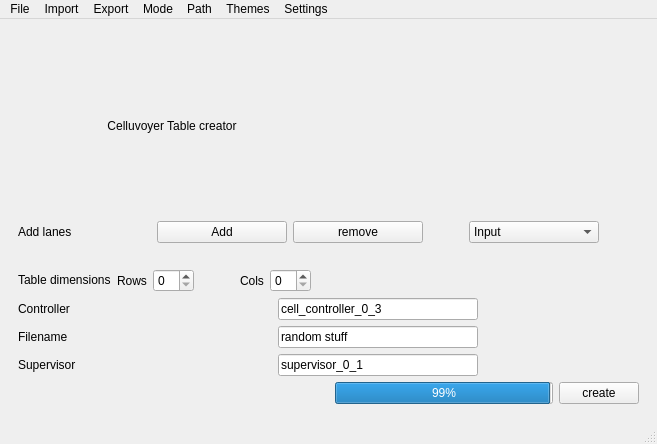
The window that ui_files/window_0_1.ui (toumi-hichem/Simulation_files) describes before a commit, drawn with Qt 5.
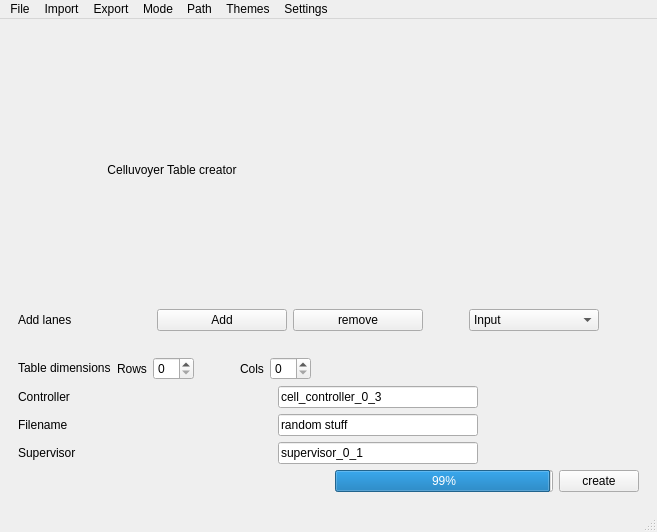
The same window after the commit. Custom widgets are drawn as their Qt base class.

Patch:
```diff
--- a/ui_files/window_0_1.ui
+++ b/ui_files/window_0_1.ui
@@ -7,7 +7,7 @@
     <x>0</x>
     <y>0</y>
     <width>657</width>
-    <height>444</height>
+    <height>532</height>
    </rect>
   </property>
   <property name="sizePolicy">
@@ -113,8 +113,57 @@
         </widget>
         <widget class="QWidget" name="preview_mode">
          <layout class="QGridLayout" name="gridLayout">
-          <item row="2" column="0">
+          <item row="0" column="0">
+           <layout class="QHBoxLayout" name="horizontalLayout_9">
+            <item>
+             <widget class="QLabel" name="label">
+              <property name="sizePolicy">
+               <sizepolicy hsizetype="Minimum" vsizetype="Expanding">
+                <horstretch>0</horstretch>
+                <verstretch>5</verstretch>
+               </sizepolicy>
+              </property>
+              <property name="minimumSize">
+               <size>
+                <width>0</width>
+                <height>150</height>
+               </size>
+              </property>
+              <property name="mouseTracking">
+               <bool>true</bool>
+              </property>
+              <property name="focusPolicy">
+               <enum>Qt::StrongFocus</enum>
+              </property>
+              <property name="text">
+               <string>Celluvoyer Table creator</string>
+              </property>
+              <property name="alignment">
+               <set>Qt::AlignCenter</set>
+              </property>
+             </widget>
+            </item>
+            <item>
+             <layout class="QGridLayout" name="gridLayout_3">
+              <item row="0" column="0">
+               <widget class="Table_preview" name="show_table" native="true">
+                <property name="mouseTracking">
+                 <bool>true</bool>
+                </property>
+               </widget>
+              </item>
+              <item row="1" column="0">
+               <layout class="QHBoxLayout" name="Table_preview_parameters_buttons"/>
+              </item>
+             </layout>
+            </item>
+           </layout>
+          </item>
+          <item row="1" column="0">
            <layout class="QGridLayout" name="gridLayout_2">
+            <property name="sizeConstraint">
+             <enum>QLayout::SetNoConstraint</enum>
+            </property>
             <item row="3" column="0">
              <spacer name="horizontalSpacer_3">
               <property name="orientation">
@@ -452,46 +501,6 @@
             </item>
            </layout>
           </item>
-          <item row="1" column="0">
-           <layout class="QHBoxLayout" name="horizontalLayout_9">
-            <item>
-             <widget class="QLabel" name="label">
-              <property name="sizePolicy">
-               <sizepolicy hsizetype="Minimum" vsizetype="Preferred">
-                <horstretch>0</horstretch>
-                <verstretch>0</verstretch>
-               </sizepolicy>
-              </property>
-              <property name="mouseTracking">
-               <bool>true</bool>
-              </property>
-              <property name="focusPolicy">
-               <enum>Qt::StrongFocus</enum>
-              </property>
-              <property name="text">
-               <string>Celluvoyer Table creator</string>
-              </property>
-              <property name="alignment">
-               <set>Qt::AlignCenter</set>
-              </property>
-             </widget>
-            </item>
-            <item>
-             <layout class="QGridLayout" name="gridLayout_3">
-              <item row="0" column="0">
-               <widget class="Table_preview" name="show_table" native="true">
-                <property name="mouseTracking">
-                 <bool>true</bool>
-                </property>
-               </widget>
-              </item>
-              <item row="1" column="0">
-               <layout class="QHBoxLayout" name="Table_preview_parameters_buttons"/>
-              </item>
-             </layout>
-            </item>
-           </layout>
-          </item>
          </layout>
         </widget>
         <widget class="QWidget" name="edit_cell">
```
